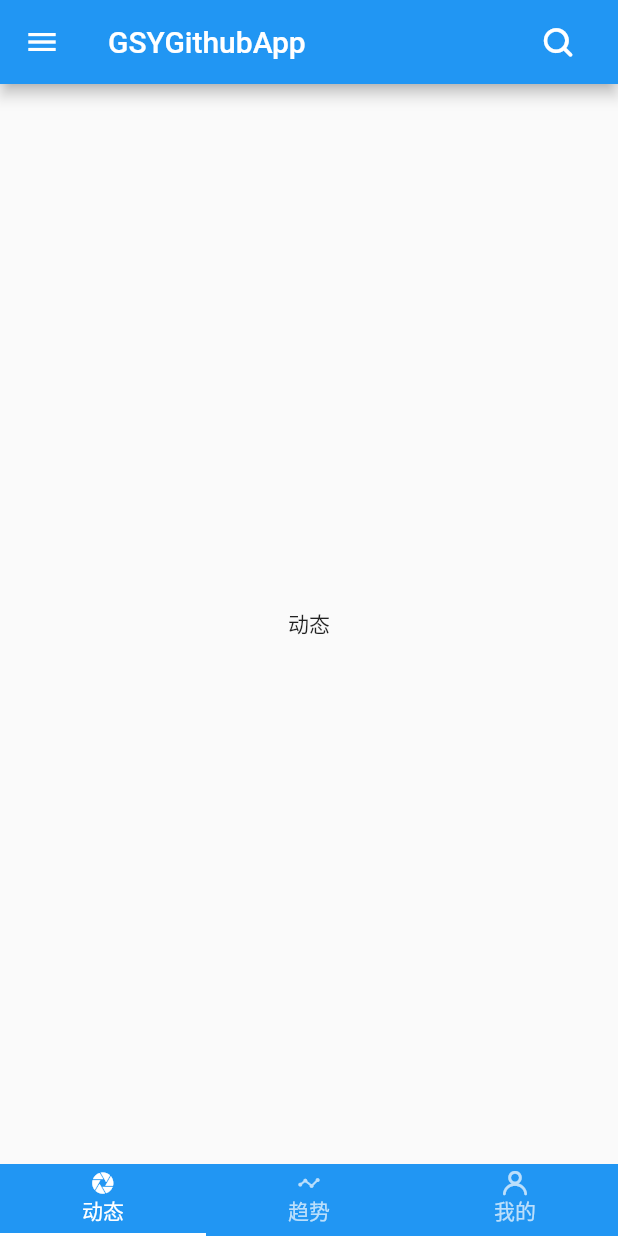
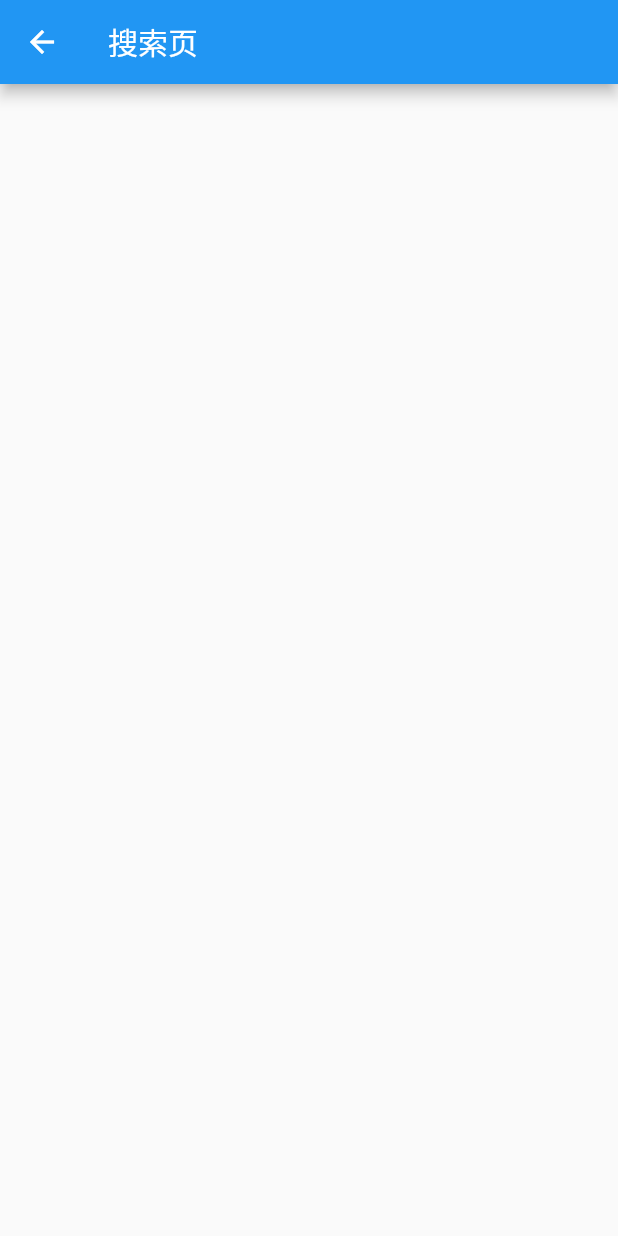
Before and after one commit to yuefan6254/github_flutter, a Flutter app: the screen it shows after launch, after a tap on an icon or button, on a phone screen of 412 x 824 dp. Run offline on Flutter 3.47's test engine with Material 2 defaults, Android fonts, the phone set to English and light mode, and no system bars.

Commit message:
完善搜索页

```diff
--- a/lib/common/utils/navigator_utils.dart
+++ b/lib/common/utils/navigator_utils.dart
@@ -1,5 +1,6 @@
 import 'package:flutter/cupertino.dart';
 import 'package:github_flutter/pages/home/home_page.dart';
+import 'package:github_flutter/pages/search/search_page.dart';
 
 /**
  * 导航控制
@@ -10,4 +11,27 @@ class NavigatorUtils {
   static goHome(BuildContext context) {
     Navigator.pushReplacementNamed(context, HomePage.sName);
   }
+
+  // 搜索页
+  static Future goSearch(BuildContext context, Offset centerPosition) {
+    return showGeneralDialog(
+      context: context,
+      barrierColor: Color(0x01000000),
+      barrierDismissible: false,
+      pageBuilder: (BuildContext buildContext, Animation<double> animation,
+          Animation<double> secondaryAnimation) {
+        return Builder(builder: (BuildContext context) {
+          return pageContainer(SearchPage(centerPosition), context);
+        });
+      },
+    );
+  }
+
+  // page页面的容器，做一次通用自定义
+  static Widget pageContainer(widget, BuildContext context) {
+    return MediaQuery(
+      data: MediaQuery.of(context).copyWith(textScaleFactor: 1),
+      child: widget,
+    );
+  }
 }
--- a/lib/pages/home/home_page.dart
+++ b/lib/pages/home/home_page.dart
@@ -1,6 +1,7 @@
 import 'dart:io';
 
 import 'package:flutter/material.dart';
+import 'package:github_flutter/common/utils/navigator_utils.dart';
 import 'package:github_flutter/widgets/gsy_tabbar_widget.dart';
 import 'package:github_flutter/pages/dynamic/dynamic_page.dart';
 import 'package:github_flutter/pages/trend/trend_page.dart';
@@ -53,10 +54,12 @@ class _HomePageState extends State<HomePage> {
         },
         child: GSYTabBarWidget(
           title: GSYTitleBar(
-            title: 'GSYGithubApp',
-            iconData: GSYICons.MAIN_SEARCH,
-            needRightLocalIcon: true,
-          ),
+              title: 'GSYGithubApp',
+              iconData: GSYICons.MAIN_SEARCH,
+              needRightLocalIcon: true,
+              onRightIconPressed: (centerPosition) {
+                NavigatorUtils.goSearch(context, centerPosition);
+              }),
           drawer: HomeDrawer(),
           type: TabType.bottom,
           tabItems: tabItems,
--- /dev/null
+++ b/lib/pages/search/search_page.dart
@@ -0,0 +1,23 @@
+import 'package:flutter/material.dart';
+
+/**
+ * 搜索页
+ */
+
+class SearchPage extends StatefulWidget {
+  final Offset centerPosition;
+  SearchPage(this.centerPosition);
+  _SearchPageState createState() => _SearchPageState();
+}
+
+class _SearchPageState extends State<SearchPage> {
+  Widget build(BuildContext context) {
+    return Container(
+        color: Colors.transparent,
+        child: Scaffold(
+          appBar: AppBar(
+            title: Text('搜索页'),
+          ),
+        ));
+  }
+}
```
